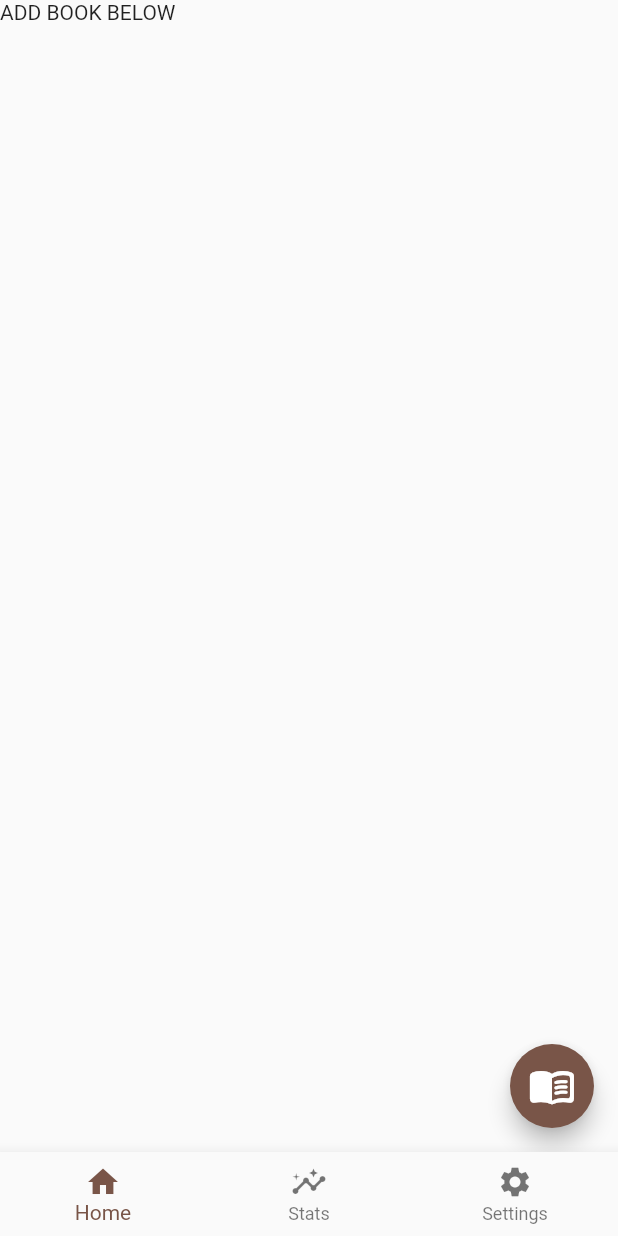
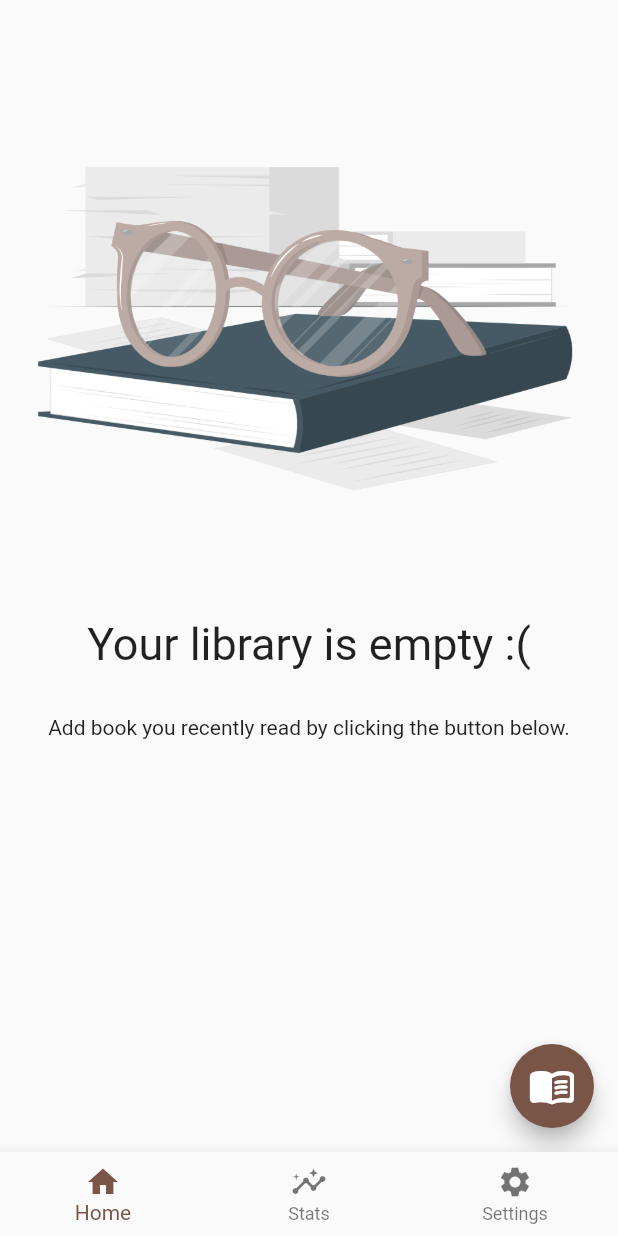
Before and after one commit to kves/read_app, a Flutter app: the screen it shows after launch, on a phone screen of 412 x 824 dp. Run offline on Flutter 3.47's test engine with Material 2 defaults, Android fonts, the phone set to English and light mode, and no system bars; our stand-ins replace flutter_rating_bar.

Commit message:
redesigned HomePage when bookList is empty

```diff
--- a/lib/pages/home_page.dart
+++ b/lib/pages/home_page.dart
@@ -19,7 +19,20 @@ class _HomePageState extends State<HomePage> {
       builder: (context, value, child) => Scaffold(
         body: value.isbookListEmpty
             ? SafeArea(
-                child: Text('ADD BOOK BELOW'),
+                child: Column(
+                  children: [
+                    Image.asset('lib/assets/images/book_empty.png'),
+                    const Text(
+                      'Your library is empty :(',
+                      style: TextStyle(fontSize: 30),
+                    ),
+                    const SizedBox(height: 30),
+                    const Text(
+                      'Add book you recently read by clicking the button below.',
+                      style: TextStyle(fontSize: 14),
+                    )
+                  ],
+                ),
               )
             : SafeArea(
                 child: ListView.builder(
```
Also changed, not shown: lib/assets/images/book_empty.png (added).
